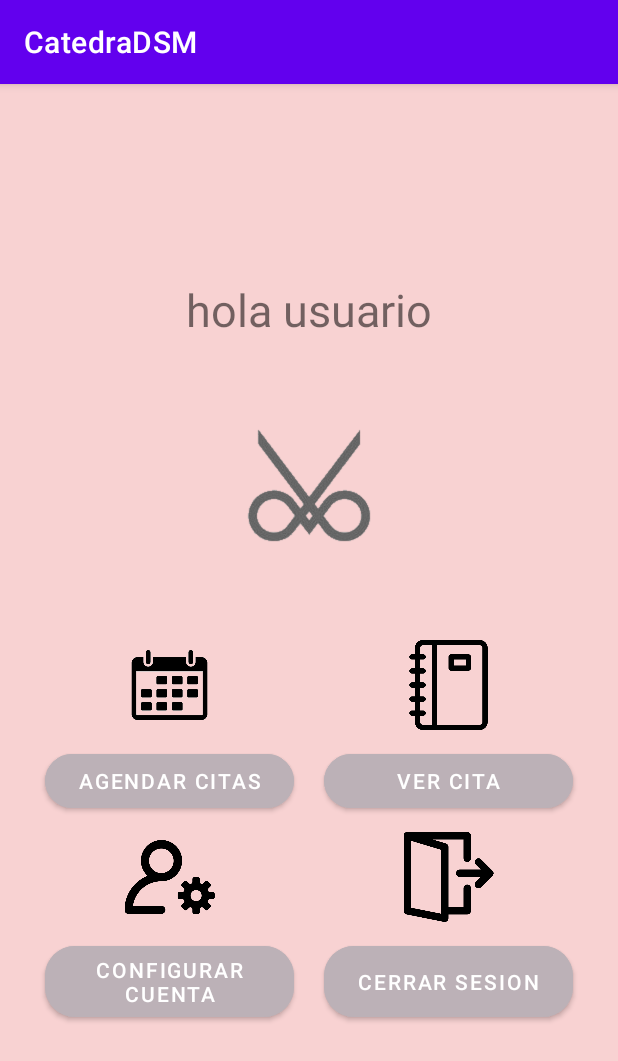
After one commit to siguenza98/CatedraDSM, an Android app: the vista_inicio screen opened directly, with no data from a screen before it, on a phone screen of 412 x 824 dp. The commit adds this screen. Shown: the top 1061 px of the screen. Run offline under Robolectric (Android 15) with nearby library versions, the phone set to English and light mode, and no system bars.

Commit message:
Vista de pantalla de inicio

```diff
--- a/app/src/main/AndroidManifest.xml
+++ b/app/src/main/AndroidManifest.xml
@@ -10,6 +10,9 @@
         android:supportsRtl="true"
         android:theme="@style/Theme.CatedraDSM">
         <activity
+            android:name=".vista_inicio"
+            android:exported="false" />
+        <activity
             android:name=".MainActivity"
             android:exported="true">
             <intent-filter>
--- /dev/null
+++ b/app/src/main/java/sv/edu/udb/catedradsm/vista_inicio.java
@@ -0,0 +1,14 @@
+package sv.edu.udb.catedradsm;
+
+import androidx.appcompat.app.AppCompatActivity;
+
+import android.os.Bundle;
+
+public class vista_inicio extends AppCompatActivity {
+
+    @Override
+    protected void onCreate(Bundle savedInstanceState) {
+        super.onCreate(savedInstanceState);
+        setContentView(R.layout.activity_vista_inicio);
+    }
+}
--- /dev/null
+++ b/app/src/main/res/layout/activity_vista_inicio.xml
@@ -0,0 +1,118 @@
+<?xml version="1.0" encoding="utf-8"?>
+<androidx.constraintlayout.widget.ConstraintLayout xmlns:android="http://schemas.android.com/apk/res/android"
+    xmlns:app="http://schemas.android.com/apk/res-auto"
+    xmlns:tools="http://schemas.android.com/tools"
+    android:layout_width="match_parent"
+    android:layout_height="match_parent"
+    android:background="@color/color_principal"
+    tools:context=".vista_inicio">
+
+    <ScrollView
+        android:fillViewport="true"
+        android:layout_width="match_parent"
+        android:layout_height="match_parent"
+        app:layout_constraintBottom_toBottomOf="parent"
+        app:layout_constraintEnd_toEndOf="parent"
+        app:layout_constraintStart_toStartOf="parent"
+        app:layout_constraintTop_toTopOf="parent">
+
+        <LinearLayout
+            style="@style/linear_layout_vertical"
+            android:layout_width="match_parent"
+            android:layout_height="match_parent"
+            android:orientation="vertical">
+
+            <TextView
+                android:id="@+id/textViewNombre"
+                android:layout_width="match_parent"
+                android:layout_height="wrap_content"
+                android:textAlignment="center"
+                android:textSize="30sp"
+                android:text="hola usuario"/>
+            <ImageView
+                android:layout_width="match_parent"
+                android:layout_height="200dp"
+                android:src="@drawable/ic_logo"/>
+            <LinearLayout
+                android:layout_width="match_parent"
+                android:layout_height="wrap_content"
+                android:orientation="horizontal">
+                <ImageView
+                    android:layout_width="match_parent"
+                    android:layout_height="60dp"
+                    android:layout_weight="1"
+                    android:src="@drawable/ic_agendar_cita"
+                    android:contentDescription="@string/inicio_agendar_cita"/>
+                <ImageView
+                    android:layout_width="match_parent"
+                    android:layout_height="60dp"
+                    android:layout_weight="1"
+                    android:contentDescription="@string/inicio_ver_vita"
+                    app:srcCompat="@drawable/ic_ver_citas" />
+            </LinearLayout>
+            <LinearLayout
+                android:layout_width="match_parent"
+                android:layout_height="wrap_content"
+                android:orientation="horizontal">
+
+                <Button
+                    style="@style/boton_inicio"
+                    android:layout_width="match_parent"
+                    android:layout_height="match_parent"
+                    android:layout_weight="1"
+                    android:backgroundTint="#BCB1B7"
+                    android:text="@string/btn_agendar_cita" />
+
+                <Button
+                    style="@style/boton_inicio"
+                    android:layout_width="match_parent"
+                    android:layout_height="match_parent"
+                    android:layout_weight="1"
+                    android:backgroundTint="#BCB1B7"
+                    android:text="@string/btn_ver_cita" />
+            </LinearLayout>
+            <LinearLayout
+                android:layout_width="match_parent"
+                android:layout_height="wrap_content"
+                android:orientation="horizontal">
+
+                <ImageView
+                    android:layout_width="match_parent"
+                    android:layout_height="60dp"
+                    android:layout_weight="1"
+                    app:srcCompat="@drawable/ic_configurar" />
+
+                <ImageView
+                    android:layout_width="match_parent"
+                    android:layout_height="60dp"
+                    android:layout_weight="1"
+                    app:srcCompat="@drawable/ic_salir"/>
+            </LinearLayout>
+            <LinearLayout
+                android:layout_width="match_parent"
+                android:layout_height="wrap_content"
+                android:orientation="horizontal">
+
+                <Button
+                    style="@style/boton_inicio"
+                    android:layout_width="match_parent"
+                    android:layout_height="match_parent"
+                    android:layout_weight="1"
+                    android:backgroundTint="#BCB1B7"
+                    android:text="@string/btn_configurar_cuenta" />
+
+                <Button
+                    style="@style/boton_inicio"
+                    android:layout_width="match_parent"
+                    android:layout_height="match_parent"
+                    android:layout_weight="1"
+                    android:backgroundTint="#BCB1B7"
+                    android:text="@string/btn_cerrar_sesion" />
+            </LinearLayout>
+
+
+        </LinearLayout>
+
+    </ScrollView>
+
+</androidx.constraintlayout.widget.ConstraintLayout>
--- a/app/src/main/res/values/colors.xml
+++ b/app/src/main/res/values/colors.xml
@@ -7,4 +7,6 @@
     <color name="teal_700">#FF018786</color>
     <color name="black">#FF000000</color>
     <color name="white">#FFFFFFFF</color>
+    <color name="color_principal">#F8D2D2</color>
+    <color name="snow">#FEF5FA</color>
 </resources>
--- a/app/src/main/res/values/strings.xml
+++ b/app/src/main/res/values/strings.xml
@@ -1,3 +1,9 @@
 <resources>
     <string name="app_name">CatedraDSM</string>
+    <string name="inicio_agendar_cita">Agendar Cita</string>
+    <string name="inicio_ver_vita">Ver Citas</string>
+    <string name="btn_agendar_cita">Agendar Citas</string>
+    <string name="btn_ver_cita">Ver Cita</string>
+    <string name="btn_configurar_cuenta">Configurar Cuenta</string>
+    <string name="btn_cerrar_sesion">Cerrar Sesion</string>
 </resources>
--- a/app/src/main/res/values/themes.xml
+++ b/app/src/main/res/values/themes.xml
@@ -13,4 +13,15 @@
         <item name="android:statusBarColor" tools:targetApi="l">?attr/colorPrimaryVariant</item>
         <!-- Customize your theme here. -->
     </style>
+    <style name="linear_layout_vertical">
+        <item name="android:layout_margin">20dp</item>
+        <item name="android:gravity">center</item>
+    </style>
+
+    <style name="boton">
+        <item name="cornerRadius">20dp</item>
+    </style>
+    <style name="boton_inicio" parent="boton">
+        <item name="android:layout_margin">10dp</item>
+    </style>
 </resources>
```
Also changed, not shown: app/src/main/res/drawable/ic_agendar_cita.png (added), app/src/main/res/drawable/ic_configurar.png (added), app/src/main/res/drawable/ic_logo.png (added), app/src/main/res/drawable/ic_salir.png (added), app/src/main/res/drawable/ic_ver_citas.png (added).
